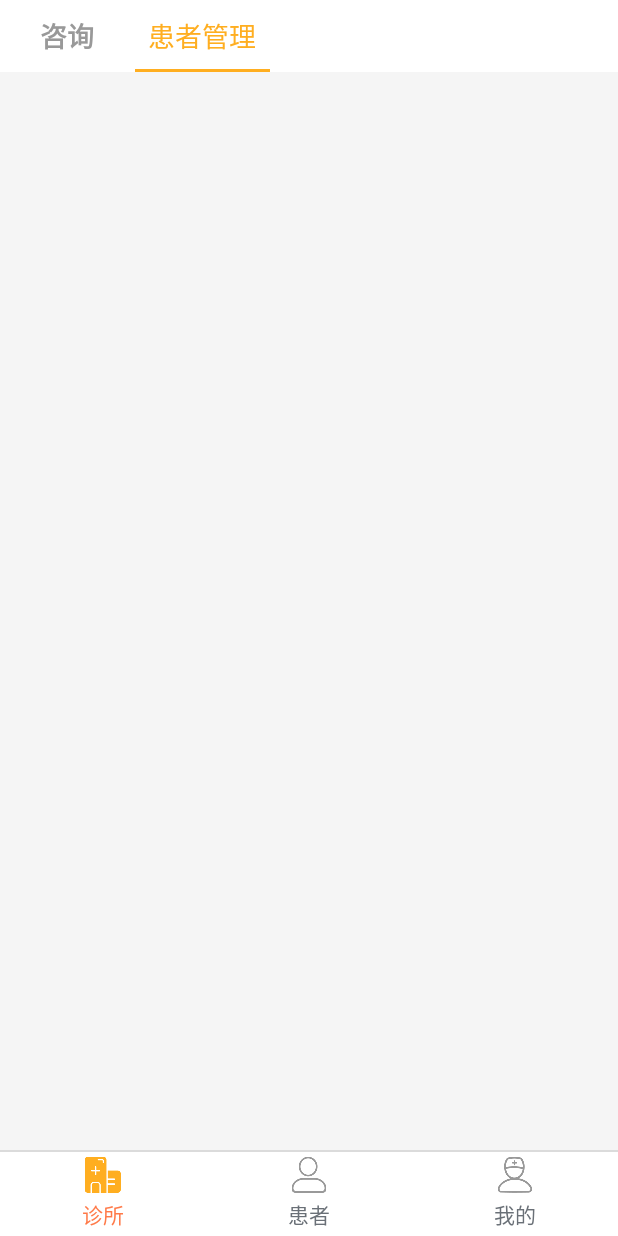
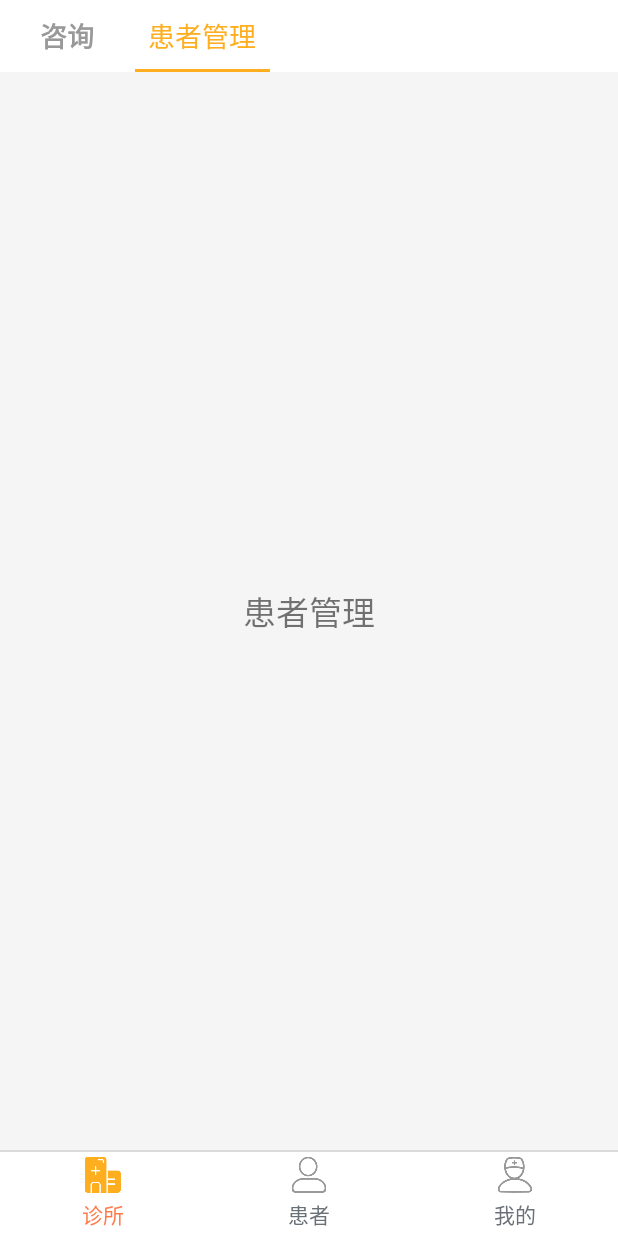
Before and after one commit to marmot1212/RuiEr, an Android app: the fragment PatientFragment placed in its activity, on a phone screen of 412 x 824 dp. Run offline under Robolectric (Android 15) with nearby library versions, the phone set to English and light mode, and no system bars; our stand-ins replace ButterKnife.

Commit message:
PatientFragment界面的UI搭建和交互逻辑——RadioGroup和ViewPager

```diff
--- /dev/null
+++ b/app/src/main/java/com/example/fox28/ruier/patient/adapter/PatientFragmentAdapter.java
@@ -0,0 +1,34 @@
+package com.example.fox28.ruier.patient.adapter;
+
+import android.support.v4.app.Fragment;
+import android.support.v4.app.FragmentManager;
+import android.support.v4.app.FragmentStatePagerAdapter;
+
+import java.util.List;
+
+/**
+ * @Description: Adapter，在PatientFragment中使用
+ * @Company: China Citic Bank
+ * @Author: Scorpion
+ * @Tags:
+ */
+public class PatientFragmentAdapter extends FragmentStatePagerAdapter {
+
+    private List<Fragment> mList;
+
+
+    public PatientFragmentAdapter(FragmentManager fm, List<Fragment> list) {
+        super(fm);
+        mList = list;
+    }
+
+    @Override
+    public Fragment getItem(int position) {
+        return mList.get(position);
+    }
+
+    @Override
+    public int getCount() {
+        return mList==null?0:mList.size();
+    }
+}
--- a/app/src/main/java/com/example/fox28/ruier/patient/fragment/PatientFragment.java
+++ b/app/src/main/java/com/example/fox28/ruier/patient/fragment/PatientFragment.java
@@ -3,11 +3,24 @@ package com.example.fox28.ruier.patient.fragment;
 
 import android.os.Bundle;
 import android.support.v4.app.Fragment;
+import android.support.v4.view.ViewPager;
+import android.util.Log;
 import android.view.LayoutInflater;
 import android.view.View;
 import android.view.ViewGroup;
+import android.widget.RadioButton;
+import android.widget.RadioGroup;
 
 import com.example.fox28.ruier.R;
+import com.example.fox28.ruier.home.fragment.HomeFragment;
+import com.example.fox28.ruier.patient.adapter.PatientFragmentAdapter;
+
+import java.util.ArrayList;
+import java.util.List;
+
+import butterknife.BindView;
+import butterknife.ButterKnife;
+import butterknife.Unbinder;
 
 /**
  * @Description: 患者fragment，主界面的一级界面
@@ -19,6 +32,15 @@ import com.example.fox28.ruier.R;
 public class PatientFragment extends Fragment {
 
 
+    @BindView(R.id.rg_titleBar)
+    RadioGroup mRgTitleBar;
+    @BindView(R.id.viewPager)
+    ViewPager mViewPager;
+    Unbinder unbinder;
+
+    private List<Fragment> mList;           // ViewPager的数据集
+    private PatientFragmentAdapter  mAdapter;   // Fragment适配器
+
     public PatientFragment() {
         // Required empty public constructor
     }
@@ -27,8 +49,69 @@ public class PatientFragment extends Fragment {
     @Override
     public View onCreateView(LayoutInflater inflater, ViewGroup container,
                              Bundle savedInstanceState) {
-        // Inflate the layout for this fragment
-        return inflater.inflate(R.layout.p_fragment_patient, container, false);
+        View inflate = inflater.inflate(R.layout.p_fragment_patient, container, false);
+        unbinder = ButterKnife.bind(this, inflate);
+        initFragment();
+        initListener();
+        return inflate;
     }
 
+    /**
+     * 设置监听事件
+     */
+    private void initListener() {
+        // 滑动ViewPager，同步顶部RadioGroup的状态
+        mViewPager.addOnPageChangeListener(new ViewPager.OnPageChangeListener() {
+            @Override
+            public void onPageScrolled(int position, float positionOffset, int positionOffsetPixels) {
+
+            }
+
+            @Override
+            public void onPageSelected(int position) {
+                ((RadioButton)mRgTitleBar.getChildAt(position)).setChecked(true);
+
+            }
+
+            @Override
+            public void onPageScrollStateChanged(int state) {
+
+            }
+        });
+
+        mRgTitleBar.setOnCheckedChangeListener(new RadioGroup.OnCheckedChangeListener() {
+            @Override
+            public void onCheckedChanged(RadioGroup group, int checkedId) {
+                Log.e("main", "开始监听事件");
+                switch (checkedId) {
+                    case R.id.rb_chat:
+                        mViewPager.setCurrentItem(0);
+                        break;
+                    case R.id.rb_patient_manager:
+                        mViewPager.setCurrentItem(1);
+                        break;
+                }
+            }
+        });
+    }
+
+    /**
+     * 初始化Fragment集合的数据，并且绑定Adapter
+     */
+    private void initFragment() {
+        mList = new ArrayList<>();
+        mList.add(new HomeFragment());
+        mList.add(new PatientManagerFragment());
+        mAdapter = new PatientFragmentAdapter(getActivity().getSupportFragmentManager(), mList);
+        mViewPager.setAdapter(mAdapter);
+        mViewPager.setCurrentItem(1);
+
+        ((RadioButton) mRgTitleBar.getChildAt(1)).setChecked(true);
+    }
+
+    @Override
+    public void onDestroyView() {
+        super.onDestroyView();
+        unbinder.unbind();
+    }
 }
--- /dev/null
+++ b/app/src/main/java/com/example/fox28/ruier/patient/fragment/PatientManagerFragment.java
@@ -0,0 +1,30 @@
+package com.example.fox28.ruier.patient.fragment;
+
+
+import android.os.Bundle;
+import android.support.v4.app.Fragment;
+import android.view.LayoutInflater;
+import android.view.View;
+import android.view.ViewGroup;
+
+import com.example.fox28.ruier.R;
+
+/**
+ * A simple {@link Fragment} subclass.
+ */
+public class PatientManagerFragment extends Fragment {
+
+
+    public PatientManagerFragment() {
+        // Required empty public constructor
+    }
+
+
+    @Override
+    public View onCreateView(LayoutInflater inflater, ViewGroup container,
+                             Bundle savedInstanceState) {
+        // Inflate the layout for this fragment
+        return inflater.inflate(R.layout.fragment_patient_manager, container, false);
+    }
+
+}
--- /dev/null
+++ b/app/src/main/res/layout/fragment_patient_manager.xml
@@ -0,0 +1,15 @@
+<?xml version="1.0" encoding="utf-8"?>
+<FrameLayout xmlns:android="http://schemas.android.com/apk/res/android"
+    xmlns:tools="http://schemas.android.com/tools"
+    android:layout_width="match_parent"
+    android:layout_height="match_parent"
+    tools:context=".patient.fragment.PatientManagerFragment">
+
+    <TextView
+        android:layout_width="wrap_content"
+        android:layout_height="wrap_content"
+        android:layout_gravity="center"
+        android:text="患者管理"
+        android:textSize="@dimen/title1"/>
+
+</FrameLayout>
--- a/app/src/main/res/layout/p_fragment_patient.xml
+++ b/app/src/main/res/layout/p_fragment_patient.xml
@@ -1,12 +1,14 @@
 <?xml version="1.0" encoding="utf-8"?>
-<FrameLayout xmlns:android="http://schemas.android.com/apk/res/android"
+<LinearLayout xmlns:android="http://schemas.android.com/apk/res/android"
     xmlns:tools="http://schemas.android.com/tools"
     android:layout_width="match_parent"
     android:layout_height="match_parent"
     android:background="@color/base_bg"
+    android:orientation="vertical"
     tools:context=".patient.fragment.PatientFragment">
 
     <RadioGroup
+        android:id="@+id/rg_titleBar"
         android:layout_width="match_parent"
         android:layout_height="@dimen/raw_high_48"
         android:background="@color/white"
@@ -24,7 +26,7 @@
             android:textColor="@drawable/p_selector_title_bar_text"
             />
         <RadioButton
-            android:id="@+id/rb_patient"
+            android:id="@+id/rb_patient_manager"
             android:layout_width="90dp"
             android:layout_height="match_parent"
             android:gravity="center"
@@ -35,6 +37,11 @@
             android:textColor="@drawable/p_selector_title_bar_text"
             android:checked="true"
             />
+    </RadioGroup>
 
-    </RadioGroup>
-</FrameLayout>
+    <!--中间的Fragment-->
+    <android.support.v4.view.ViewPager
+        android:id="@+id/viewPager"
+        android:layout_width="match_parent"
+        android:layout_height="match_parent"/>
+</LinearLayout>
```
